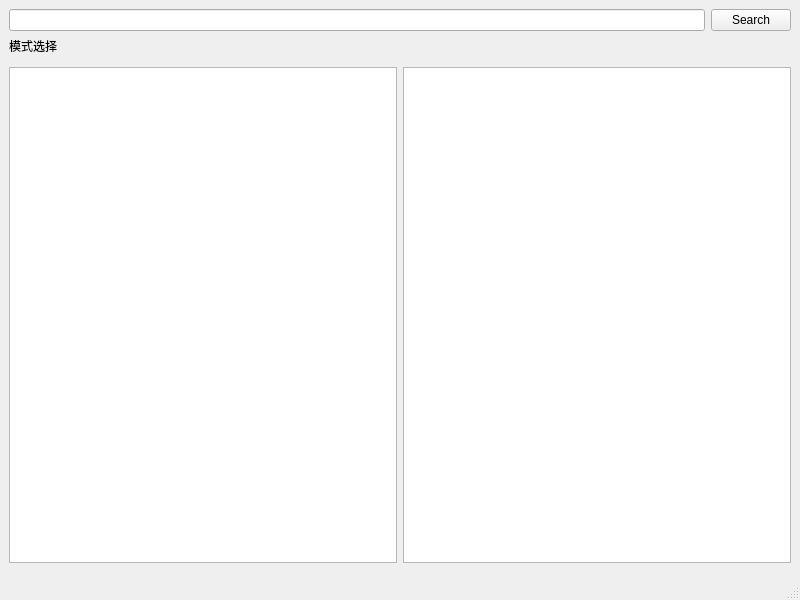
creeper12356/jcourse_local, file src/mainwindow.ui: the form before one commit.
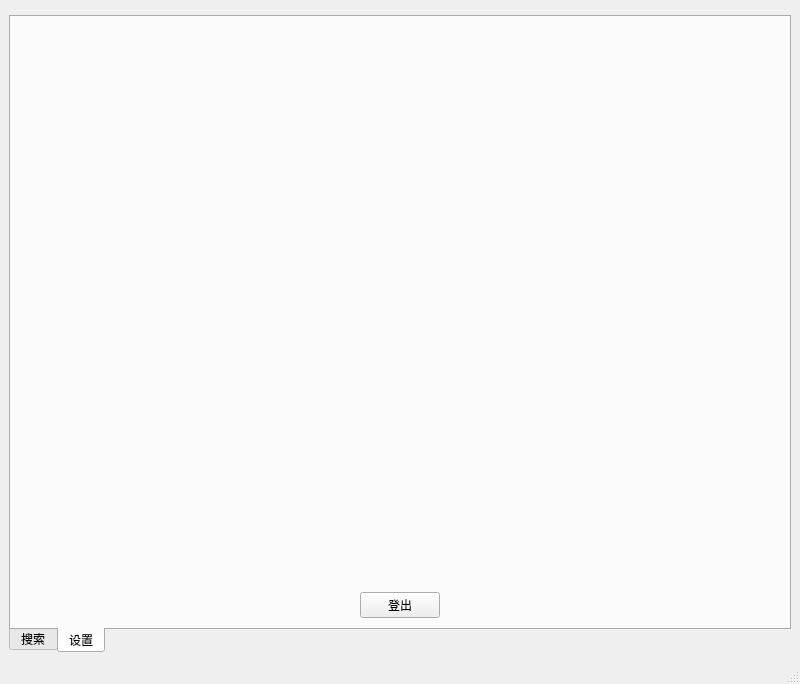
The form after the commit. Custom widgets are drawn as their Qt base class.

Patch:
```diff
--- a/src/mainwindow.ui
+++ b/src/mainwindow.ui
@@ -7,14 +7,52 @@
     <x>0</x>
     <y>0</y>
     <width>800</width>
-    <height>600</height>
+    <height>684</height>
    </rect>
   </property>
   <property name="windowTitle">
    <string>MainWindow</string>
   </property>
   <widget class="QWidget" name="centralwidget">
-   <layout class="QVBoxLayout" name="verticalLayout" stretch="0,0,0,1,0">
+   <layout class="QVBoxLayout" name="verticalLayout_2" stretch="0,0">
+    <item>
+     <layout class="QHBoxLayout" name="top_layout">
+      <item>
+       <widget class="UserHead" name="user_head" native="true">
+        <property name="sizePolicy">
+         <sizepolicy hsizetype="Fixed" vsizetype="Ignored">
+          <horstretch>0</horstretch>
+          <verstretch>0</verstretch>
+         </sizepolicy>
+        </property>
+        <property name="minimumSize">
+         <size>
+          <width>0</width>
+          <height>0</height>
+         </size>
+        </property>
+       </widget>
+      </item>
+     </layout>
+    </item>
+    <item>
+     <widget class="QTabWidget" name="tab_widget">
+      <property name="tabPosition">
+       <enum>QTabWidget::South</enum>
+      </property>
+      <property name="tabShape">
+       <enum>QTabWidget::Rounded</enum>
+      </property>
+      <property name="currentIndex">
+       <number>1</number>
+      </property>
+      <widget class="QWidget" name="search_tab">
+       <attribute name="title">
+        <string>搜索</string>
+       </attribute>
+       <layout class="QHBoxLayout" name="horizontalLayout_6">
+        <item>
+         <layout class="QVBoxLayout" name="verticalLayout" stretch="0,0,1,0">
     <item>
      <layout class="QHBoxLayout" name="horizontalLayout">
       <item>
@@ -101,6 +139,70 @@
        <widget class="PaginationWidget" name="review_page_widget" native="true"/>
       </item>
      </layout>
+          </item>
+         </layout>
+        </item>
+       </layout>
+      </widget>
+      <widget class="QWidget" name="settings_tab">
+       <attribute name="title">
+        <string>设置</string>
+       </attribute>
+       <layout class="QVBoxLayout" name="verticalLayout_4">
+        <item>
+         <layout class="QVBoxLayout" name="verticalLayout_3" stretch="1,1">
+          <item>
+           <widget class="QLabel" name="user_label">
+            <property name="text">
+             <string/>
+            </property>
+            <property name="alignment">
+             <set>Qt::AlignHCenter|Qt::AlignTop</set>
+            </property>
+           </widget>
+          </item>
+          <item>
+           <layout class="QHBoxLayout" name="horizontalLayout_5">
+            <item>
+             <spacer name="horizontalSpacer">
+              <property name="orientation">
+               <enum>Qt::Horizontal</enum>
+              </property>
+              <property name="sizeHint" stdset="0">
+               <size>
+                <width>40</width>
+                <height>20</height>
+               </size>
+              </property>
+             </spacer>
+            </item>
+            <item>
+             <widget class="QPushButton" name="logout_button">
+              <property name="text">
+               <string>登出</string>
+              </property>
+             </widget>
+            </item>
+            <item>
+             <spacer name="horizontalSpacer_2">
+              <property name="orientation">
+               <enum>Qt::Horizontal</enum>
+              </property>
+              <property name="sizeHint" stdset="0">
+               <size>
+                <width>40</width>
+                <height>20</height>
+               </size>
+              </property>
+             </spacer>
+            </item>
+           </layout>
+          </item>
+         </layout>
+        </item>
+       </layout>
+      </widget>
+     </widget>
     </item>
    </layout>
   </widget>
```
Left out of the diff: 18 changed lines with no effect on the pictures. Lines whose indentation alone changed are shown as unchanged.
